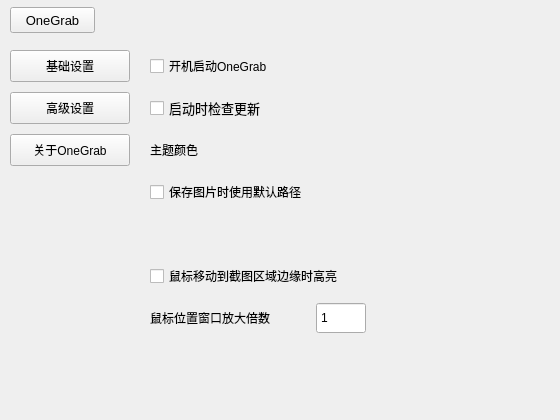
The window that OneGrab/src/SettingDialog.ui (whdicu/OneGrab) describes before a commit, drawn with Qt 5.
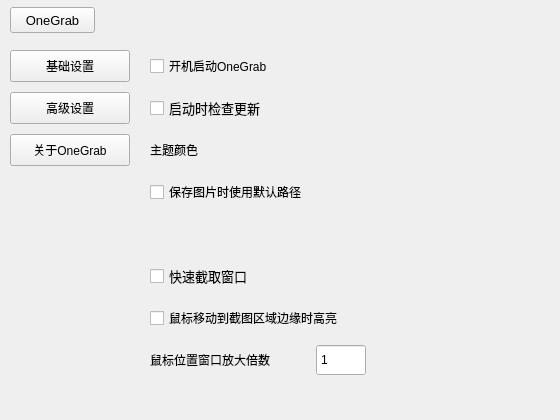
The same window after the commit. The open tabs and pages were chosen to show the change. Icons and pictures are not drawn. Custom widgets are drawn as their Qt base class.

Commit message: 1.增加自动截取窗口的开关设置

Patch:
```diff
--- a/OneGrab/src/SettingDialog.ui
+++ b/OneGrab/src/SettingDialog.ui
@@ -615,6 +615,31 @@
             </property>
            </widget>
           </item>
+          <item>
+           <widget class="QCheckBox" name="cb_auto_grab_window">
+            <property name="minimumSize">
+             <size>
+              <width>0</width>
+              <height>32</height>
+             </size>
+            </property>
+            <property name="maximumSize">
+             <size>
+              <width>16777215</width>
+              <height>32</height>
+             </size>
+            </property>
+            <property name="font">
+             <font>
+              <family>Microsoft YaHei UI</family>
+              <pointsize>10</pointsize>
+             </font>
+            </property>
+            <property name="text">
+             <string>快速截取窗口</string>
+            </property>
+           </widget>
+          </item>
           <item>
            <widget class="QCheckBox" name="cb_bright_border">
             <property name="minimumSize">
```
Left out of the diff: 2 changed lines with no effect on the pictures. The commit also changes 8 other files.
